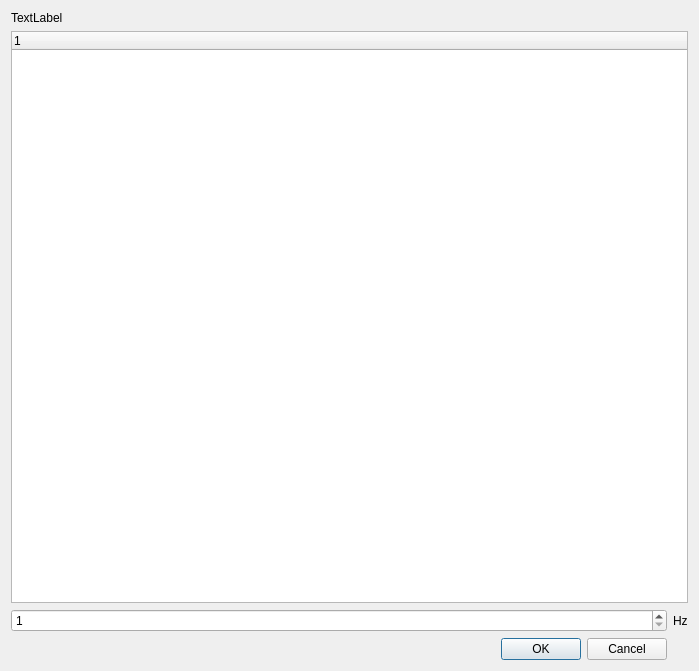
cbrnr/sigviewer, file src/gui_impl/dialogs/resampling_dialog.ui: the form before one commit.
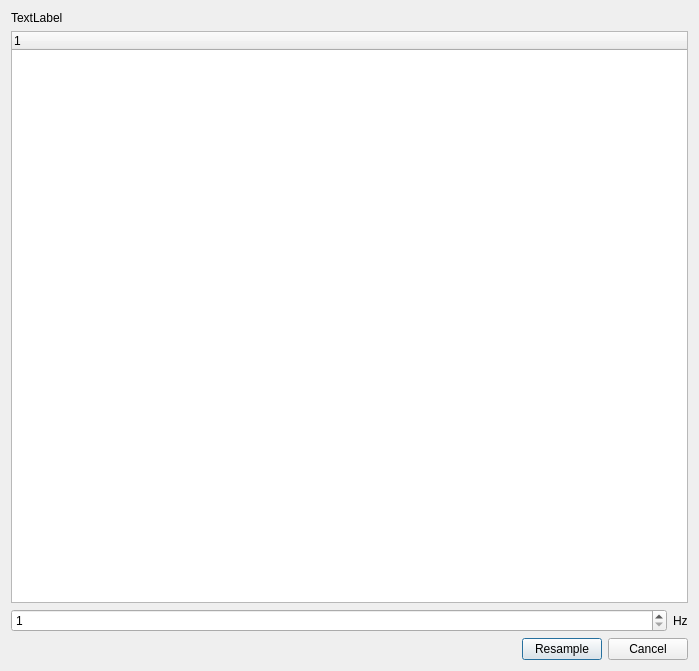
The form after the commit.

```diff
--- a/src/gui_impl/dialogs/resampling_dialog.ui
+++ b/src/gui_impl/dialogs/resampling_dialog.ui
@@ -14,24 +14,16 @@
    <string>Dialog</string>
   </property>
   <layout class="QGridLayout" name="gridLayout">
-   <item row="2" column="0">
-    <widget class="QSpinBox" name="spinBox">
-     <property name="minimum">
-      <number>1</number>
-     </property>
-     <property name="maximum">
-      <number>100000</number>
-     </property>
-    </widget>
-   </item>
    <item row="0" column="0">
+    <layout class="QVBoxLayout" name="verticalLayout">
+     <item>
     <widget class="QLabel" name="label">
      <property name="text">
       <string>TextLabel</string>
      </property>
     </widget>
    </item>
-   <item row="1" column="0" colspan="2">
+     <item>
     <widget class="QTreeWidget" name="treeWidget">
      <column>
       <property name="text">
@@ -40,22 +32,77 @@
      </column>
     </widget>
    </item>
-   <item row="2" column="1">
+     <item>
+      <layout class="QHBoxLayout" name="horizontalLayout_2">
+       <item>
+        <widget class="QSpinBox" name="spinBox">
+         <property name="sizePolicy">
+          <sizepolicy hsizetype="Expanding" vsizetype="Fixed">
+           <horstretch>0</horstretch>
+           <verstretch>0</verstretch>
+          </sizepolicy>
+         </property>
+         <property name="minimum">
+          <number>1</number>
+         </property>
+         <property name="maximum">
+          <number>100000</number>
+         </property>
+        </widget>
+       </item>
+       <item>
     <widget class="QLabel" name="label_2">
      <property name="text">
       <string>Hz</string>
      </property>
     </widget>
    </item>
-   <item row="3" column="0">
-    <widget class="QDialogButtonBox" name="buttonBox">
+      </layout>
+     </item>
+     <item>
+      <layout class="QHBoxLayout" name="horizontalLayout">
+       <item>
+        <spacer name="horizontalSpacer">
      <property name="orientation">
       <enum>Qt::Horizontal</enum>
      </property>
-     <property name="standardButtons">
-      <set>QDialogButtonBox::Cancel|QDialogButtonBox::Ok</set>
-     </property>
-    </widget>
+         <property name="sizeHint" stdset="0">
+          <size>
+           <width>428</width>
+           <height>20</height>
+          </size>
+         </property>
+        </spacer>
+       </item>
+       <item>
+        <widget class="QPushButton" name="resample_button">
+         <property name="sizePolicy">
+          <sizepolicy hsizetype="Maximum" vsizetype="Fixed">
+           <horstretch>0</horstretch>
+           <verstretch>0</verstretch>
+          </sizepolicy>
+         </property>
+         <property name="text">
+          <string>Resample</string>
+         </property>
+        </widget>
+       </item>
+       <item>
+        <widget class="QPushButton" name="cancel_button">
+         <property name="sizePolicy">
+          <sizepolicy hsizetype="Maximum" vsizetype="Fixed">
+           <horstretch>0</horstretch>
+           <verstretch>0</verstretch>
+          </sizepolicy>
+         </property>
+         <property name="text">
+          <string>Cancel</string>
+         </property>
+        </widget>
+       </item>
+      </layout>
+     </item>
+    </layout>
    </item>
   </layout>
  </widget>
```
Left out of the diff: 35 changed lines with no effect on the pictures. Lines whose indentation alone changed are shown as unchanged.
